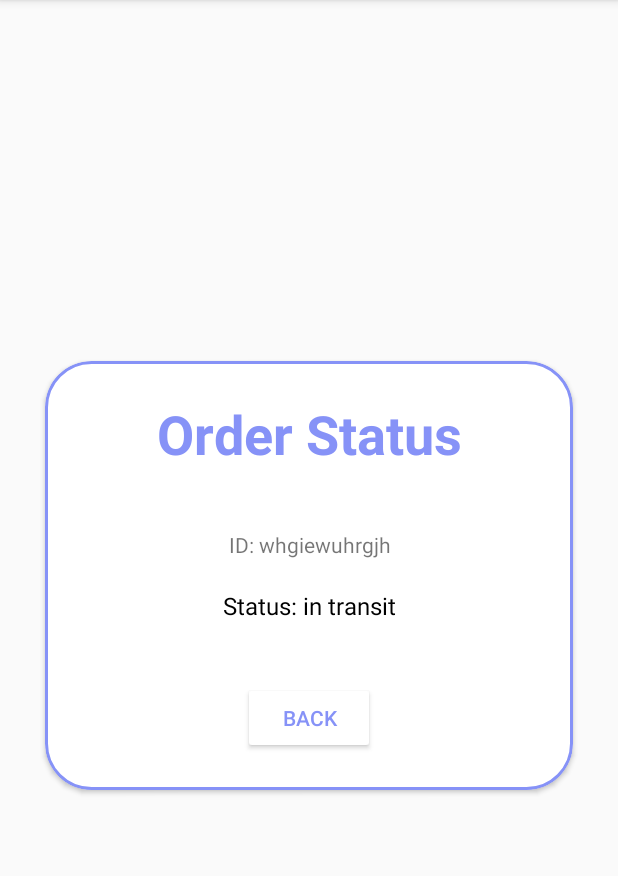
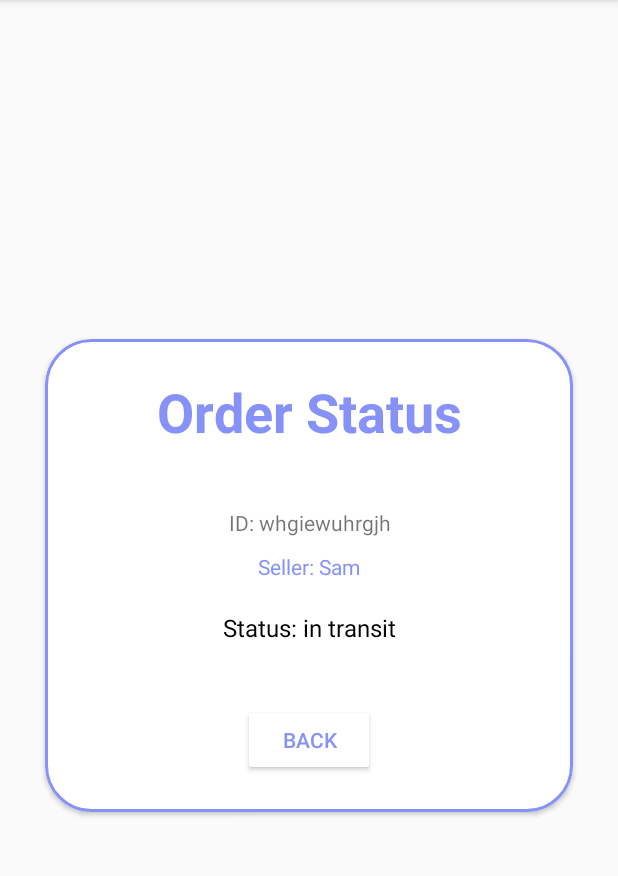
Before and after one commit to IT21292422/EcommerceApp, an Android app: the OrderStatusActivity screen opened directly, with no data from a screen before it, on a phone screen of 412 x 824 dp, the part 84-960 px from its top. Run offline under Robolectric (Android 15) with nearby library versions, the light colour scheme and no system bars.

Commit message:
new field in Order status UI

```diff
--- a/app/src/main/res/layout/activity_order_status.xml
+++ b/app/src/main/res/layout/activity_order_status.xml
@@ -45,6 +45,15 @@
                 android:text="ID: whgiewuhrgjh" />
 
             <TextView
+                android:id="@+id/tvSeller"
+                android:layout_width="match_parent"
+                android:layout_height="wrap_content"
+                android:layout_marginTop="10dp"
+                android:textAlignment="center"
+                android:text="Seller: Sam"
+                android:textColor="@color/lavender"/>
+
+            <TextView
                 android:id="@+id/tvOrderStatus"
                 android:layout_width="match_parent"
                 android:layout_height="wrap_content"
```
